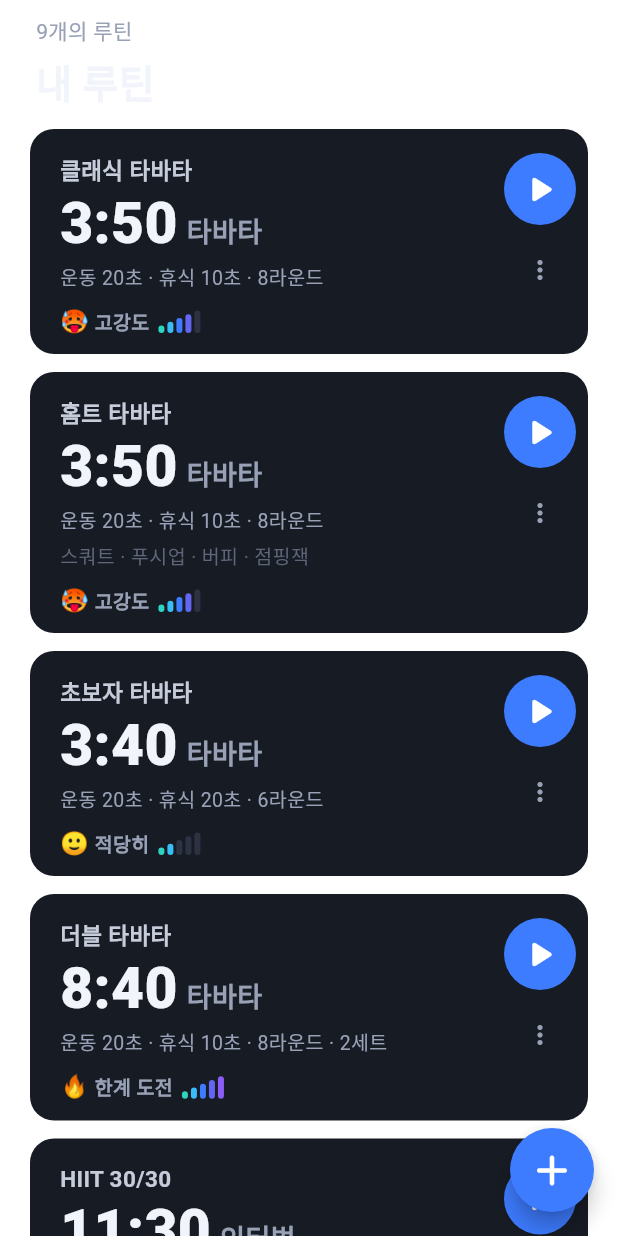
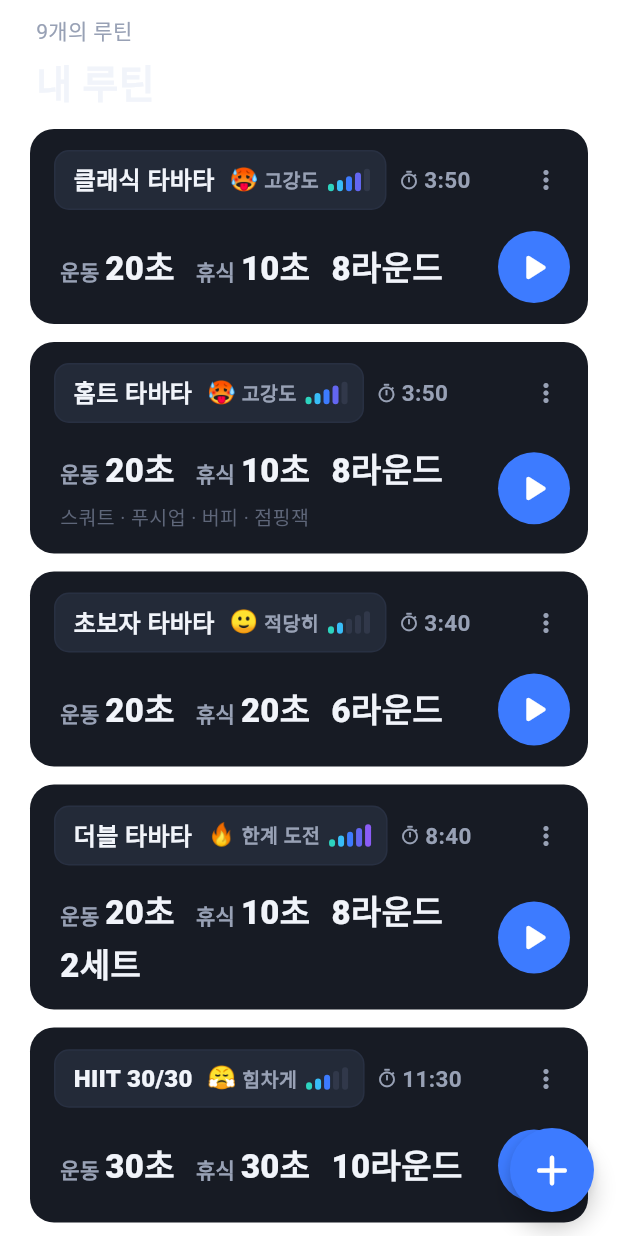
Before and after one commit to sionhyeop/tabata-timer, a Flutter app: the RoutinesTab screen opened directly, on a phone screen of 412 x 824 dp. Run offline on Flutter 3.47's test engine with Material 3 defaults, Android fonts, the phone set to English and light mode, and no system bars; our stand-ins replace audioplayers, flutter_tts, shared_preferences, wakelock_plus; missing offline and left inert: flutter_foreground_task; accounts and stored records are empty.

Commit message:
Restructure routine cards around a title box and a large plan
- Title row: the routine name and its expected effort share one box,
  the total time sits beside it small (mode label dropped), the menu at
  the far end.
- The plan — "운동 20초 휴식 10초 8라운드" — is now the large text, values
  emphasized, wrapping only between items; the start button sits beside
  it. Exercise names stay a small line below.
- WorkoutConfig.summaryParts gives the plan as label/value pairs;
  summary is built from it.

Version 1.3.2.

Co-Authored-By: Claude Opus 5.5 <noreply@anthropic.com>

```diff
--- a/lib/models/workout_config.dart
+++ b/lib/models/workout_config.dart
@@ -81,21 +81,29 @@ class WorkoutConfig {
   };
 
   /// Short human summary, e.g. "20초 · 10초 · 8라운드".
-  String get summary {
+  /// The plan in a few label/value pairs, e.g. (운동, 20초), (휴식, 10초),
+  /// ('', 8라운드). The value is the part to emphasize.
+  List<({String label, String value})> get summaryParts {
     const t = formatDurationKo;
     return switch (mode) {
       TimerMode.tabata || TimerMode.interval => [
-        '운동 ${t(workSec)}',
-        if (restSec > 0) '휴식 ${t(restSec)}',
-        '$rounds라운드',
-        if (sets > 1) '$sets세트',
-      ].join(' · '),
-      TimerMode.emom => '${t(workSec)}마다 · $rounds라운드',
-      TimerMode.amrap => '${t(workSec)} 동안 최대 라운드',
-      TimerMode.forTime => workSec > 0 ? '타임캡 ${t(workSec)}' : '타임캡 없음',
-      TimerMode.rest => '휴식 ${t(workSec)}',
+        (label: '운동', value: t(workSec)),
+        if (restSec > 0) (label: '휴식', value: t(restSec)),
+        (label: '', value: '$rounds라운드'),
+        if (sets > 1) (label: '', value: '$sets세트'),
+      ],
+      TimerMode.emom => [(label: '', value: '${t(workSec)}마다'), (label: '', value: '$rounds라운드')],
+      TimerMode.amrap => [(label: '제한 시간', value: t(workSec))],
+      TimerMode.forTime =>
+        workSec > 0 ? [(label: '타임캡', value: t(workSec))] : [(label: '', value: '타임캡 없음')],
+      TimerMode.rest => [(label: '휴식', value: t(workSec))],
     };
   }
+
+  /// [summaryParts] as one line: "운동 20초 · 휴식 10초 · 8라운드".
+  String get summary =>
+      [for (final p in summaryParts) p.label.isEmpty ? p.value : '${p.label} ${p.value}']
+          .join(' · ');
 
   WorkoutConfig copyWith({
     String? id,
--- a/lib/ui/routines/routines_tab.dart
+++ b/lib/ui/routines/routines_tab.dart
@@ -83,57 +83,65 @@ class _RoutineCard extends StatelessWidget {
     final total = workoutDurationSec(routine);
     final intensity = estimateIntensity(routine);
     return AppCard(
-      padding: const EdgeInsets.fromLTRB(20, 16, 8, 12),
+      padding: const EdgeInsets.fromLTRB(16, 10, 4, 14),
       onTap: () => openRoutineEditor(context, routine),
-      child: Row(
-        crossAxisAlignment: CrossAxisAlignment.start,
-        children: [
-          Expanded(
       child: Column(
         crossAxisAlignment: CrossAxisAlignment.start,
         children: [
-                Text(
-                  routine.name,
-                  maxLines: 1,
-                  overflow: TextOverflow.ellipsis,
-                  style: const TextStyle(
-                    color: AppColors.cardCaption,
-                    fontSize: 15,
-                    fontWeight: FontWeight.w600,
+          // Title row: name and expected effort boxed together, total time
+          // beside it, the menu at the far end.
+          Row(
+            children: [
+              // Takes everything but the menu; the name gives way first.
+              Expanded(
+                child: Row(
+                  children: [
+                    Flexible(
+                      child: _TitleBox(name: routine.name, intensity: intensity),
                     ),
-                ),
-                const SizedBox(height: 2),
-                Row(
-                  crossAxisAlignment: CrossAxisAlignment.baseline,
-                  textBaseline: TextBaseline.alphabetic,
-                  children: [
+                    const SizedBox(width: 8),
+                    const Icon(Icons.timer_outlined, size: 14, color: AppColors.textSecondary),
+                    const SizedBox(width: 3),
                     Text(
                       total == null ? '∞' : formatClock(total),
                       style: const TextStyle(
-                        fontSize: 38,
-                        fontWeight: FontWeight.w800,
+                        color: AppColors.textSecondary,
+                        fontSize: 15,
+                        fontWeight: FontWeight.w700,
                         fontFeatures: tabularFigures,
-                        height: 1.15,
-                      ),
-                    ),
-                    const SizedBox(width: 6),
-                    Text(
-                      routine.mode.label,
-                      style: const TextStyle(
-                        color: AppColors.textSecondary,
-                        fontSize: 18,
-                        fontWeight: FontWeight.w700,
                       ),
                     ),
                   ],
                 ),
-                const SizedBox(height: 4),
-                Text(
-                  routine.summary,
-                  style: const TextStyle(color: AppColors.textSecondary, fontSize: 13),
               ),
+              PopupMenuButton<_MenuAction>(
+                tooltip: '더보기',
+                icon: const Icon(Icons.more_vert, color: AppColors.textSecondary, size: 20),
+                onSelected: (action) => _onMenu(context, action),
+                itemBuilder: (_) => const [
+                  PopupMenuItem(value: _MenuAction.edit, child: Text('편집')),
+                  PopupMenuItem(value: _MenuAction.duplicate, child: Text('복제')),
+                  PopupMenuItem(
+                    value: _MenuAction.delete,
+                    child: Text('삭제', style: TextStyle(color: AppColors.accent)),
+                  ),
+                ],
+              ),
+            ],
+          ),
+          const SizedBox(height: 10),
+          // The plan, large, with the start button beside it.
+          Row(
+            children: [
+              Expanded(
+                child: Padding(
+                  padding: const EdgeInsets.only(left: 4),
+                  child: Column(
+                    crossAxisAlignment: CrossAxisAlignment.start,
+                    children: [
+                      _BigSummary(parts: routine.summaryParts),
                       if (routine.exercises.isNotEmpty) ...[
-                  const SizedBox(height: 4),
+                        const SizedBox(height: 6),
                         Text(
                           routine.exercises.join(' · '),
                           maxLines: 1,
@@ -141,15 +149,11 @@ class _RoutineCard extends StatelessWidget {
                           style: const TextStyle(color: AppColors.textTertiary, fontSize: 13),
                         ),
                       ],
-                if (intensity != null) ...[
-                  const SizedBox(height: 10),
-                  IntensityMeter(level: intensity, compact: true),
-                ],
                     ],
                   ),
                 ),
-          Column(
-            children: [
+              ),
+              const SizedBox(width: 8),
               Semantics(
                 button: true,
                 label: '${routine.name} 시작',
@@ -167,20 +171,7 @@ class _RoutineCard extends StatelessWidget {
                   ),
                 ),
               ),
-              const SizedBox(height: 6),
-              PopupMenuButton<_MenuAction>(
-                tooltip: '더보기',
-                icon: const Icon(Icons.more_vert, color: AppColors.textSecondary, size: 20),
-                onSelected: (action) => _onMenu(context, action),
-                itemBuilder: (_) => const [
-                  PopupMenuItem(value: _MenuAction.edit, child: Text('편집')),
-                  PopupMenuItem(value: _MenuAction.duplicate, child: Text('복제')),
-                  PopupMenuItem(
-                    value: _MenuAction.delete,
-                    child: Text('삭제', style: TextStyle(color: AppColors.accent)),
-                  ),
-                ],
-              ),
+              const SizedBox(width: 8),
             ],
           ),
         ],
@@ -206,3 +197,85 @@ class _RoutineCard extends StatelessWidget {
     }
   }
 }
+
+/// Routine name with its expected effort, boxed so it reads as the title.
+class _TitleBox extends StatelessWidget {
+  const _TitleBox({required this.name, required this.intensity});
+
+  final String name;
+  final IntensityLevel? intensity;
+
+  @override
+  Widget build(BuildContext context) {
+    return Container(
+      padding: const EdgeInsets.fromLTRB(12, 7, 10, 7),
+      decoration: BoxDecoration(
+        color: AppColors.surfaceHigh,
+        borderRadius: BorderRadius.circular(10),
+        border: Border.all(color: AppColors.border),
+      ),
+      child: Row(
+        mainAxisSize: MainAxisSize.min,
+        children: [
+          Flexible(
+            child: Text(
+              name,
+              maxLines: 1,
+              overflow: TextOverflow.ellipsis,
+              style: const TextStyle(fontSize: 16, fontWeight: FontWeight.w800),
+            ),
+          ),
+          if (intensity != null) ...[
+            const SizedBox(width: 10),
+            IntensityMeter(level: intensity!, compact: true),
+          ],
+        ],
+      ),
+    );
+  }
+}
+
+/// "운동 20초  휴식 10초  8라운드" with the values large; wraps between
+/// items, never inside one.
+class _BigSummary extends StatelessWidget {
+  const _BigSummary({required this.parts});
+
+  final List<({String label, String value})> parts;
+
+  @override
+  Widget build(BuildContext context) {
+    return Wrap(
+      spacing: 14,
+      runSpacing: 2,
+      crossAxisAlignment: WrapCrossAlignment.end,
+      children: [
+        for (final p in parts)
+          Text.rich(
+            TextSpan(
+              children: [
+                if (p.label.isNotEmpty)
+                  TextSpan(
+                    text: '${p.label} ',
+                    style: const TextStyle(
+                      color: AppColors.textSecondary,
+                      fontSize: 14,
+                      fontWeight: FontWeight.w600,
+                    ),
+                  ),
+                TextSpan(
+                  text: p.value,
+                  style: const TextStyle(
+                    color: AppColors.textPrimary,
+                    fontSize: 22,
+                    fontWeight: FontWeight.w800,
+                    fontFeatures: tabularFigures,
+                  ),
+                ),
+              ],
+            ),
+            maxLines: 1,
+          ),
+      ],
+    );
+  }
+}
--- a/lib/ui/settings/settings_tab.dart
+++ b/lib/ui/settings/settings_tab.dart
@@ -170,7 +170,7 @@ class SettingsTab extends StatelessWidget {
               const SizedBox(height: 28),
               const Center(
                 child: Text(
-                  '타바타 타이머 1.3.1',
+                  '타바타 타이머 1.3.2',
                   style: TextStyle(color: AppColors.textTertiary, fontSize: 12),
                 ),
               ),
--- a/pubspec.yaml
+++ b/pubspec.yaml
@@ -16,7 +16,7 @@ publish_to: 'none' # Remove this line if you wish to publish to pub.dev
 # https://developer.apple.com/library/archive/documentation/General/Reference/InfoPlistKeyReference/Articles/CoreFoundationKeys.html
 # In Windows, build-name is used as the major, minor, and patch parts
 # of the product and file versions while build-number is used as the build suffix.
-version: 1.3.1+5
+version: 1.3.2+6
 
 environment:
   sdk: ^3.13.7
```
Also changed, not shown: 2 other files. Lines whose indentation alone changed are shown as unchanged.
